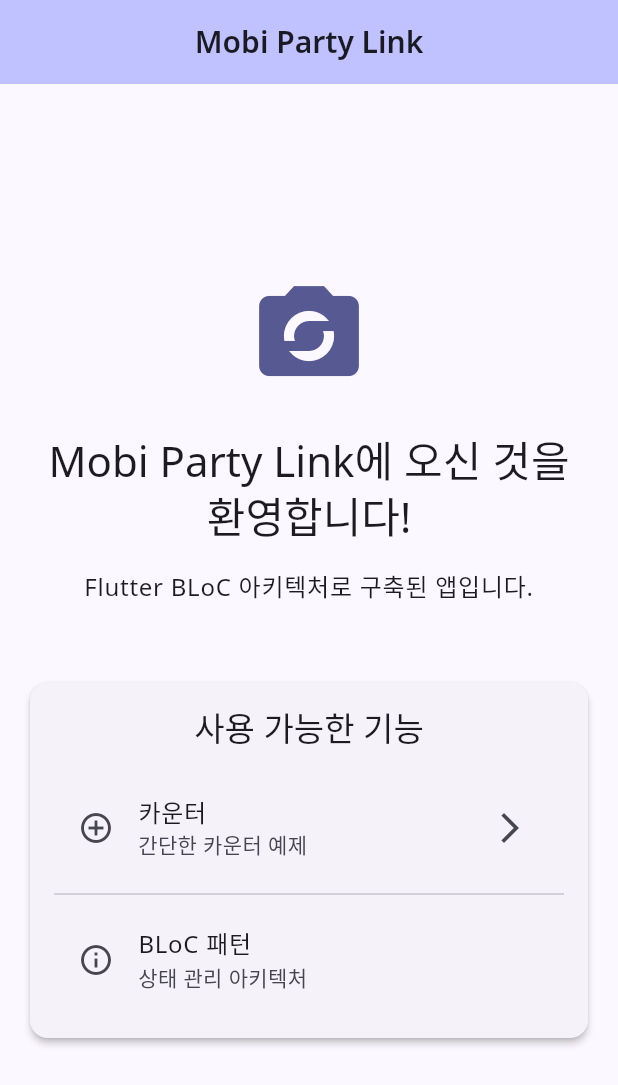
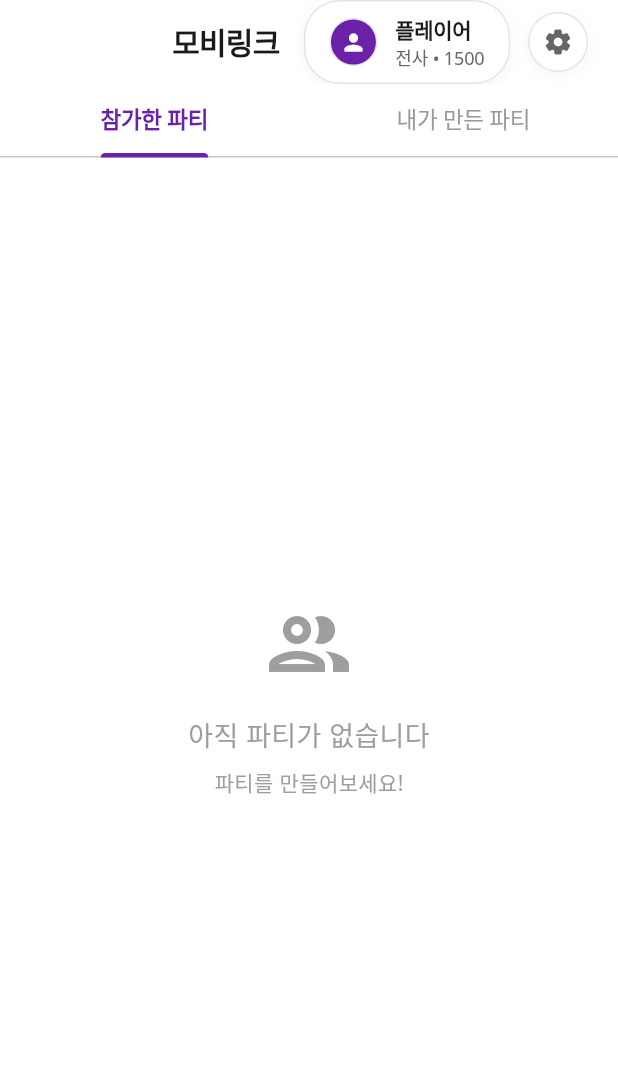
Before and after one commit to 92tjdwhd/MobiPartyLink, a Flutter app: the screen it shows after launch, on a phone screen of 412 x 824 dp. Shown: the top 1085 px of the screen. Run offline on Flutter 3.47's test engine with Material 3 defaults, Android fonts, the phone set to English and light mode, and no system bars; our stand-ins replace dartz, dio, equatable, flutter_bloc, flutter_riverpod, freezed_annotation and 5 more; accounts and stored records are empty; generated files the repository leaves out were written again.

Commit message:
feat: 모비링크 메인 화면 UI 구현 및 모던 디자인 적용
- 메인 화면 구조 구현 (Clean Architecture + Riverpod)
- 상단 헤더: 앱 이름, 사용자 프로필, 설정 버튼
- 탭 네비게이션: 참가한 파티 / 내가 만든 파티
- 파티 카드 위젯: 파티 정보, 상태, 공유 버튼
- 파티 만들기 버튼
- 모던 디자인: 세련된 색상, 부드러운 모서리, 미세한 그림자
- 웹 플랫폼 지원 추가
- 컴파일 에러 수정 및 코드 생성 완료

```diff
--- a/lib/core/router/app_router.dart
+++ b/lib/core/router/app_router.dart
@@ -3,18 +3,25 @@ import 'package:go_router/go_router.dart';
 
 import '../../features/counter/presentation/screens/counter_screen.dart';
 import '../../features/home/presentation/screens/home_screen.dart';
+import '../../features/home/presentation/screens/main_screen.dart';
 
 class AppRouter {
   static const String home = '/';
+  static const String main = '/main';
   static const String counter = '/counter';
 
   static final GoRouter router = GoRouter(
-    initialLocation: home,
+    initialLocation: main,
     routes: [
       GoRoute(
         path: home,
         name: 'home',
         builder: (context, state) => const HomeScreen(),
+      ),
+      GoRoute(
+        path: main,
+        name: 'main',
+        builder: (context, state) => const MainScreen(),
       ),
       GoRoute(
         path: counter,
--- /dev/null
+++ b/lib/features/home/presentation/screens/main_screen.dart
@@ -0,0 +1,462 @@
+import 'package:flutter/material.dart';
+import 'package:flutter_riverpod/flutter_riverpod.dart';
+import 'package:mobi_party_link/core/theme/app_theme.dart';
+
+class MainScreen extends ConsumerStatefulWidget {
+  const MainScreen({super.key});
+
+  @override
+  ConsumerState<MainScreen> createState() => _MainScreenState();
+}
+
+class _MainScreenState extends ConsumerState<MainScreen>
+    with SingleTickerProviderStateMixin {
+  late TabController _tabController;
+
+  @override
+  void initState() {
+    super.initState();
+    _tabController = TabController(length: 2, vsync: this);
+  }
+
+  @override
+  void dispose() {
+    _tabController.dispose();
+    super.dispose();
+  }
+
+  @override
+  Widget build(BuildContext context) {
+    return Scaffold(
+      backgroundColor: Colors.white,
+      appBar: _buildAppBar(),
+      body: Column(
+        children: [
+          _buildTabBar(),
+          Expanded(
+            child: TabBarView(
+              controller: _tabController,
+              children: [
+                _buildJoinedPartiesTab(),
+                _buildCreatedPartiesTab(),
+              ],
+            ),
+          ),
+        ],
+      ),
+    );
+  }
+
+  PreferredSizeWidget _buildAppBar() {
+    return AppBar(
+      backgroundColor: Colors.white,
+      elevation: 0,
+      surfaceTintColor: Colors.transparent,
+      title: const Text(
+        '모비링크',
+        style: TextStyle(
+          fontSize: 20,
+          fontWeight: FontWeight.w600,
+          color: Color(0xFF1A1A1A),
+          letterSpacing: -0.5,
+        ),
+      ),
+      actions: [
+        _buildUserProfile(),
+        const SizedBox(width: 12),
+        _buildSettingsButton(),
+        const SizedBox(width: 20),
+      ],
+    );
+  }
+
+  Widget _buildUserProfile() {
+    return Container(
+      padding: const EdgeInsets.symmetric(horizontal: 16, vertical: 8),
+      decoration: BoxDecoration(
+        color: Colors.white,
+        borderRadius: BorderRadius.circular(24),
+        border: Border.all(
+          color: const Color(0xFFE5E5E5),
+          width: 1,
+        ),
+        boxShadow: [
+          BoxShadow(
+            color: Colors.black.withOpacity(0.04),
+            blurRadius: 8,
+            offset: const Offset(0, 2),
+          ),
+        ],
+      ),
+      child: Row(
+        mainAxisSize: MainAxisSize.min,
+        children: [
+          Container(
+            width: 32,
+            height: 32,
+            decoration: BoxDecoration(
+              color: const Color(0xFF6B21A8),
+              borderRadius: BorderRadius.circular(16),
+              border: Border.all(
+                color: const Color(0xFFE5E5E5),
+                width: 1,
+              ),
+            ),
+            child: const Icon(
+              Icons.person_rounded,
+              color: Colors.white,
+              size: 18,
+            ),
+          ),
+          const SizedBox(width: 12),
+          Column(
+            crossAxisAlignment: CrossAxisAlignment.start,
+            mainAxisSize: MainAxisSize.min,
+            children: [
+              const Text(
+                '플레이어',
+                style: TextStyle(
+                  fontSize: 14,
+                  fontWeight: FontWeight.w600,
+                  color: Color(0xFF1A1A1A),
+                  letterSpacing: -0.2,
+                ),
+              ),
+              const Text(
+                '전사 • 1500',
+                style: TextStyle(
+                  fontSize: 12,
+                  color: Color(0xFF666666),
+                  letterSpacing: -0.1,
+                ),
+              ),
+            ],
+          ),
+        ],
+      ),
+    );
+  }
+
+  Widget _buildSettingsButton() {
+    return Container(
+      width: 40,
+      height: 40,
+      decoration: BoxDecoration(
+        color: Colors.white,
+        borderRadius: BorderRadius.circular(20),
+        border: Border.all(
+          color: const Color(0xFFE5E5E5),
+          width: 1,
+        ),
+        boxShadow: [
+          BoxShadow(
+            color: Colors.black.withOpacity(0.04),
+            blurRadius: 8,
+            offset: const Offset(0, 2),
+          ),
+        ],
+      ),
+      child: IconButton(
+        onPressed: () {
+          // TODO: 설정 화면으로 이동
+        },
+        icon: const Icon(
+          Icons.settings_rounded,
+          color: Color(0xFF666666),
+          size: 20,
+        ),
+      ),
+    );
+  }
+
+  Widget _buildTabBar() {
+    return Container(
+      color: Colors.white,
+      child: TabBar(
+        controller: _tabController,
+        indicatorColor: const Color(0xFF6B21A8),
+        indicatorWeight: 3,
+        indicatorSize: TabBarIndicatorSize.label,
+        labelColor: const Color(0xFF6B21A8),
+        unselectedLabelColor: const Color(0xFF999999),
+        labelStyle: const TextStyle(
+          fontSize: 15,
+          fontWeight: FontWeight.w600,
+          letterSpacing: -0.2,
+        ),
+        unselectedLabelStyle: const TextStyle(
+          fontSize: 15,
+          fontWeight: FontWeight.w500,
+          letterSpacing: -0.2,
+        ),
+        tabs: const [
+          Tab(text: '참가한 파티'),
+          Tab(text: '내가 만든 파티'),
+        ],
+      ),
+    );
+  }
+
+  Widget _buildJoinedPartiesTab() {
+    return _buildPartyList(
+      parties: [], // TODO: 참가한 파티 데이터
+      showCreateButton: false,
+    );
+  }
+
+  Widget _buildCreatedPartiesTab() {
+    return _buildPartyList(
+      parties: [], // TODO: 내가 만든 파티 데이터
+      showCreateButton: true,
+    );
+  }
+
+  Widget _buildPartyList({
+    required List<dynamic> parties,
+    required bool showCreateButton,
+  }) {
+    return Column(
+      children: [
+        if (showCreateButton) _buildCreatePartyButton(),
+        Expanded(
+          child: parties.isEmpty
+              ? _buildEmptyState()
+              : ListView.builder(
+                  padding: const EdgeInsets.all(16),
+                  itemCount: parties.length,
+                  itemBuilder: (context, index) {
+                    return _buildPartyCard(
+                      party: parties[index],
+                      showShareButton: showCreateButton,
+                    );
+                  },
+                ),
+        ),
+      ],
+    );
+  }
+
+  Widget _buildCreatePartyButton() {
+    return Container(
+      margin: const EdgeInsets.all(20),
+      child: ElevatedButton.icon(
+        onPressed: () {
+          // TODO: 파티 생성 화면으로 이동
+        },
+        icon: const Icon(
+          Icons.add_rounded,
+          size: 20,
+        ),
+        label: const Text(
+          '파티 만들기',
+          style: TextStyle(
+            fontSize: 16,
+            fontWeight: FontWeight.w600,
+            letterSpacing: -0.2,
+          ),
+        ),
+        style: ElevatedButton.styleFrom(
+          backgroundColor: const Color(0xFF6B21A8),
+          foregroundColor: Colors.white,
+          padding: const EdgeInsets.symmetric(horizontal: 24, vertical: 16),
+          shape: RoundedRectangleBorder(
+            borderRadius: BorderRadius.circular(16),
+          ),
+          elevation: 0,
+          shadowColor: Colors.transparent,
+        ),
+      ),
+    );
+  }
+
+  Widget _buildEmptyState() {
+    return const Center(
+      child: Column(
+        mainAxisAlignment: MainAxisAlignment.center,
+        children: [
+          Icon(
+            Icons.group_outlined,
+            size: 64,
+            color: Colors.grey,
+          ),
+          SizedBox(height: 16),
+          Text(
+            '아직 파티가 없습니다',
+            style: TextStyle(
+              fontSize: 18,
+              color: Colors.grey,
+            ),
+          ),
+          SizedBox(height: 8),
+          Text(
+            '파티를 만들어보세요!',
+            style: TextStyle(
+              fontSize: 14,
+              color: Colors.grey,
+            ),
+          ),
+        ],
+      ),
+    );
+  }
+
+  Widget _buildPartyCard({
+    required dynamic party,
+    required bool showShareButton,
+  }) {
+    return Container(
+      margin: const EdgeInsets.only(bottom: 16),
+      decoration: BoxDecoration(
+        color: Colors.white,
+        borderRadius: BorderRadius.circular(16),
+        border: Border.all(
+          color: const Color(0xFFF0F0F0),
+          width: 1,
+        ),
+        boxShadow: [
+          BoxShadow(
+            color: Colors.black.withOpacity(0.04),
+            blurRadius: 12,
+            offset: const Offset(0, 4),
+          ),
+        ],
+      ),
+      child: Padding(
+        padding: const EdgeInsets.all(20),
+        child: Column(
+          crossAxisAlignment: CrossAxisAlignment.start,
+          children: [
+            Row(
+              children: [
+                Expanded(
+                  child: Text(
+                    '서큐버스 레이드 (입문)',
+                    style: const TextStyle(
+                      fontSize: 17,
+                      fontWeight: FontWeight.w700,
+                      color: Color(0xFF1A1A1A),
+                      letterSpacing: -0.3,
+                    ),
+                  ),
+                ),
+                if (showShareButton)
+                  Container(
+                    width: 36,
+                    height: 36,
+                    decoration: BoxDecoration(
+                      color: const Color(0xFFF8F8F8),
+                      borderRadius: BorderRadius.circular(18),
+                      border: Border.all(
+                        color: const Color(0xFFE5E5E5),
+                        width: 1,
+                      ),
+                    ),
+                    child: IconButton(
+                      onPressed: () {
+                        // TODO: 파티 공유 기능
+                      },
+                      icon: const Icon(
+                        Icons.share_rounded,
+                        color: Color(0xFF6B21A8),
+                        size: 18,
+                      ),
+                    ),
+                  ),
+              ],
+            ),
+            const SizedBox(height: 12),
+            Wrap(
+              spacing: 8,
+              runSpacing: 6,
+              children: [
+                _buildStatusChip('대기중', const Color(0xFFFF9500)),
+                _buildInfoChip('입문', const Color(0xFF007AFF)),
+                _buildInfoChip('4인', const Color(0xFF34C759)),
+              ],
+            ),
+            const SizedBox(height: 16),
+            Row(
+              children: [
+                const Icon(
+                  Icons.access_time_rounded,
+                  size: 16,
+                  color: Color(0xFF999999),
+                ),
+                const SizedBox(width: 6),
+                const Text(
+                  '2024.01.15 20:00',
+                  style: TextStyle(
+                    fontSize: 13,
+                    color: Color(0xFF666666),
+                    letterSpacing: -0.1,
+                  ),
+                ),
+                const Spacer(),
+                const Text(
+                  '2/4',
+                  style: TextStyle(
+                    fontSize: 13,
+                    color: Color(0xFF666666),
+                    letterSpacing: -0.1,
+                  ),
+                ),
+                const SizedBox(width: 4),
+                const Icon(
+                  Icons.people_rounded,
+                  size: 16,
+                  color: Color(0xFF999999),
+                ),
+              ],
+            ),
+          ],
+        ),
+      ),
+    );
+  }
+
+  Widget _buildStatusChip(String text, Color color) {
+    return Container(
+      padding: const EdgeInsets.symmetric(horizontal: 12, vertical: 6),
+      decoration: BoxDecoration(
+        color: color.withOpacity(0.12),
+        borderRadius: BorderRadius.circular(16),
+        border: Border.all(
+          color: color.withOpacity(0.2),
+          width: 0.5,
+        ),
+      ),
+      child: Text(
+        text,
+        style: TextStyle(
+          fontSize: 12,
+          fontWeight: FontWeight.w600,
+          color: color,
+          letterSpacing: -0.1,
+        ),
+      ),
+    );
+  }
+
+  Widget _buildInfoChip(String text, Color color) {
+    return Container(
+      padding: const EdgeInsets.symmetric(horizontal: 12, vertical: 6),
+      decoration: BoxDecoration(
+        color: color.withOpacity(0.12),
+        borderRadius: BorderRadius.circular(16),
+        border: Border.all(
+          color: color.withOpacity(0.2),
+          width: 0.5,
+        ),
+      ),
+      child: Text(
+        text,
+        style: TextStyle(
+          fontSize: 12,
+          fontWeight: FontWeight.w600,
+          color: color,
+          letterSpacing: -0.1,
+        ),
+      ),
+    );
+  }
+}
--- a/lib/features/party/data/datasources/job_remote_datasource.dart
+++ b/lib/features/party/data/datasources/job_remote_datasource.dart
@@ -82,9 +82,9 @@ class JobRemoteDataSourceImpl implements JobRemoteDataSource {
       return JobModel.fromJson(response).toEntity();
     } on PostgrestException catch (e) {
       if (e.code == 'PGRST116') {
-        throw ServerException(message: '직업을 찾을 수 없습니다', code: e.code);
+        throw ServerException(message: '직업을 찾을 수 없습니다');
       }
-      throw ServerException(message: e.message, code: e.code);
+      throw ServerException(message: e.message);
     } catch (e) {
       throw ServerException(message: '직업 정보를 가져오는데 실패했습니다: $e');
     }
--- a/lib/features/party/data/datasources/party_remote_datasource.dart
+++ b/lib/features/party/data/datasources/party_remote_datasource.dart
@@ -91,9 +91,7 @@ class PartyRemoteDataSourceImpl implements PartyRemoteDataSource {
       }
 
       // 정렬
-      queryBuilder = queryBuilder.order('created_at', ascending: false);
-
-      final response = await queryBuilder;
+      final response = await queryBuilder.order('created_at', ascending: false);
       return (response as List)
           .map((json) => PartyModel.fromJson(json).toEntity())
           .toList();
--- a/lib/features/party/data/models/job_category_model.dart
+++ b/lib/features/party/data/models/job_category_model.dart
@@ -28,7 +28,9 @@ class JobCategoryModel with _$JobCategoryModel {
       updatedAt: entity.updatedAt,
     );
   }
+}
 
+extension JobCategoryModelX on JobCategoryModel {
   JobCategoryEntity toEntity() {
     return JobCategoryEntity(
       id: id,
--- a/lib/features/party/data/models/job_model.dart
+++ b/lib/features/party/data/models/job_model.dart
@@ -32,7 +32,9 @@ class JobModel with _$JobModel {
       updatedAt: entity.updatedAt,
     );
   }
+}
 
+extension JobModelX on JobModel {
   JobEntity toEntity() {
     return JobEntity(
       id: id,
--- a/lib/features/party/domain/entities/party_entity.dart
+++ b/lib/features/party/domain/entities/party_entity.dart
@@ -35,4 +35,5 @@ enum PartyStatus {
   pending,
   ongoing,
   ended,
+  cancelled,
 }
--- a/pubspec.yaml
+++ b/pubspec.yaml
@@ -1,5 +1,5 @@
 name: mobi_party_link
-description: A Flutter BLoC architecture project
+description: 모비링크 - 모바일 마비노기 파티 모집 앱
 
 publish_to: 'none'
 
```
Also changed, not shown: lib/core/utils/party_utils.dart (+7 -0 lines), lib/features/party/presentation/widgets/party_card.dart (added, +191 -0 lines), 12 other files.
